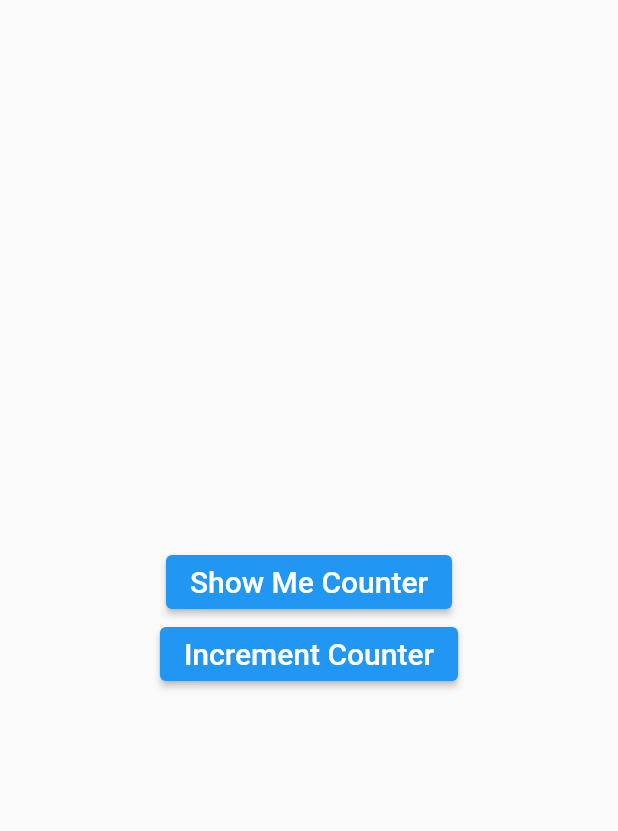
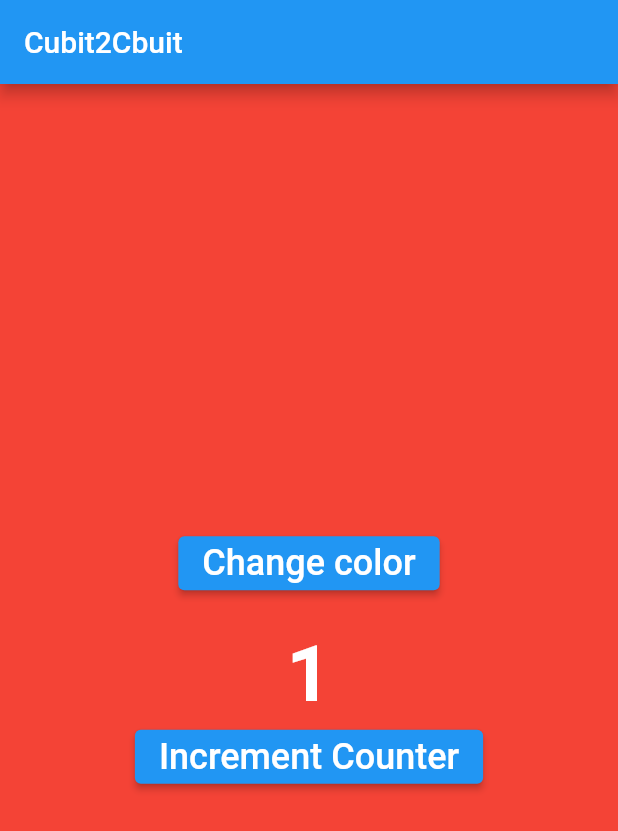
Before and after one commit to Akshaymain/bloc_patter_base, a Flutter app: the screen it shows after launch, after a tap on "Increment Counter", on a phone screen of 412 x 824 dp. Shown: the top 831 px of the screen. Run offline on Flutter 3.47's test engine with Material 2 defaults, Android fonts, the light colour scheme and no system bars; our stand-ins replace bloc, equatable, flutter_bloc.

Commit message:
Observing cubits/blocs

```diff
--- a/lib/blocs/counter/counter_bloc.dart
+++ b/lib/blocs/counter/counter_bloc.dart
@@ -8,46 +8,46 @@ import 'package:flutter/material.dart';
 part 'counter_event.dart';
 part 'counter_state.dart';
 
+// class CounterBloc extends Bloc<CounterEvent, CounterState> {
+//   CounterBloc() : super(CounterState.initial()) {
+//     on<ChangedCounterEvent>(
+//       (event, emit) {
+//         emit(state.copyWith(counter: state.counter + event.incrementSize));
+//       },
+//     );
+//   }
+// }
+///-- Bloc to bloc using stream subscription --///
 class CounterBloc extends Bloc<CounterEvent, CounterState> {
-  CounterBloc() : super(CounterState.initial()) {
+  int incrementSize = 1;
+  final ColorBloc colorBloc;
+  late final StreamSubscription colorSubscription;
+  CounterBloc({required this.colorBloc}) : super(CounterState.initial()) {
+    colorSubscription = colorBloc.stream.listen((ColorState colorState) {
+      if (colorState.color == Colors.red) {
+        incrementSize = 1;
+      } else if (colorState.color == Colors.green) {
+        incrementSize = 10;
+      } else if (colorState.color == Colors.blue) {
+        incrementSize = 100;
+      } else if (colorState.color == Colors.black) {
+        add(ChangedCounterEvent());
+        incrementSize = -100;
+      }
+    });
     on<ChangedCounterEvent>(
       (event, emit) {
-        emit(state.copyWith(counter: state.counter + event.incrementSize));
+        emit(state.copyWith(counter: state.counter + incrementSize));
       },
     );
   }
+
+  @override
+  Future<void> close() {
+    colorSubscription.cancel();
+    return super.close();
+  }
 }
-///-- Bloc to bloc using stream subscription --///
-// class CounterBloc extends Bloc<CounterEvent, CounterState> {
-//   int incrementSize = 1;
-//   final ColorBloc colorBloc;
-//   late final StreamSubscription colorSubscription;
-//   CounterBloc({required this.colorBloc}) : super(CounterState.initial()) {
-//     colorSubscription = colorBloc.stream.listen((ColorState colorState) {
-//       if (colorState.color == Colors.red) {
-//         incrementSize = 1;
-//       } else if (colorState.color == Colors.green) {
-//         incrementSize = 10;
-//       } else if (colorState.color == Colors.blue) {
-//         incrementSize = 100;
-//       } else if (colorState.color == Colors.black) {
-//         add(ChangedCounterEvent());
-//         incrementSize = -100;
-//       }
-//     });
-//     on<ChangedCounterEvent>(
-//       (event, emit) {
-//         emit(state.copyWith(counter: state.counter + incrementSize));
-//       },
-//     );
-//   }
-
-//   @override
-//   Future<void> close() {
-//     colorSubscription.cancel();
-//     return super.close();
-//   }
-// }
 //   CounterBloc() : super(CounterState.initial()) {
 //     on<IncrementEvent>((event, emit) {
 //       emit(CounterState(counter: state.counter + 1));
--- a/lib/main.dart
+++ b/lib/main.dart
@@ -1,113 +1,118 @@
+import 'package:bloc_pattern_base/blocs/color/color_bloc.dart';
+import 'package:bloc_pattern_base/blocs/counter/counter_bloc.dart';
+import 'package:bloc_pattern_base/blocs/observer/app_bloc_observer.dart';
 import 'package:bloc_pattern_base/cubits/counter/counter_cubit.dart';
 import 'package:bloc_pattern_base/show_me_counter.dart';
 import 'package:flutter/material.dart';
 import 'package:flutter_bloc/flutter_bloc.dart';
 
 void main() {
+  Bloc.observer = AppBlocObserver();
   runApp(const MyApp());
 }
 
-class MyApp extends StatefulWidget {
-  const MyApp({super.key});
+/// -- Bloc Access - Anonymous,Named and Generated routes --///
 
-  @override
-  State<MyApp> createState() => _MyAppState();
-}
+// class MyApp extends StatefulWidget {
+//   const MyApp({super.key});
 
-class _MyAppState extends State<MyApp> {
-  final CounterCubit counterCubit = CounterCubit();
+//   @override
+//   State<MyApp> createState() => _MyAppState();
+// }
+// class _MyAppState extends State<MyApp> {
+//   final CounterCubit counterCubit = CounterCubit();
 
-  @override
-  Widget build(BuildContext context) {
-    return MaterialApp(
-      title: 'Bloc Access',
-      debugShowCheckedModeBanner: false,
-      theme: ThemeData(primarySwatch: Colors.blue),
+//   @override
+//   Widget build(BuildContext context) {
+//     return MaterialApp(
+//       title: 'Bloc Access',
+//       debugShowCheckedModeBanner: false,
+//       theme: ThemeData(primarySwatch: Colors.blue),
 
-      ///-- Named Route Access --///
-      // routes: {
-      //   '/': (context) => BlocProvider.value(
-      //         value: counterCubit,
-      //         child: const MyHomePage(),
-      //       ),
-      //   '/counter': (context) => BlocProvider.value(
-      //         value: counterCubit,
-      //         child: const ShowMeCounter(),
-      //       )
-      // },
-      onGenerateRoute: (settings) {
-        switch (settings.name) {
-          case '/':
-            return MaterialPageRoute(
-                builder: ((context) => BlocProvider.value(
-                      value: counterCubit,
-                      child: const MyHomePage(),
-                    )));
-          case '/counter':
-            return MaterialPageRoute(
-                builder: ((context) => BlocProvider.value(
-                      value: counterCubit,
-                      child: const ShowMeCounter(),
-                    )));
-          default:
-            return null;
-        }
-      },
+//       ///-- Named Route Access --///
+//       // routes: {
+//       //   '/': (context) => BlocProvider.value(
+//       //         value: counterCubit,
+//       //         child: const MyHomePage(),
+//       //       ),
+//       //   '/counter': (context) => BlocProvider.value(
+//       //         value: counterCubit,
+//       //         child: const ShowMeCounter(),
+//       //       )
+//       // },
+//       onGenerateRoute: (settings) {
+//         switch (settings.name) {
+//           case '/':
+//             return MaterialPageRoute(
+//                 builder: ((context) => BlocProvider.value(
+//                       value: counterCubit,
+//                       child: const MyHomePage(),
+//                     )));
+//           case '/counter':
+//             return MaterialPageRoute(
+//                 builder: ((context) => BlocProvider.value(
+//                       value: counterCubit,
+//                       child: const ShowMeCounter(),
+//                     )));
+//           default:
+//             return null;
+//         }
+//       },
 
-      /// -- Anonymous routes -- ///
-      // home: BlocProvider<CounterCubit>(
-      //   create: (context) => CounterCubit(),
-      //   child: const MyHomePage(),
-      // ),
-    );
-  }
+//       /// -- Anonymous routes -- ///
+//       // home: BlocProvider<CounterCubit>(
+//       //   create: (context) => CounterCubit(),
+//       //   child: const MyHomePage(),
+//       // ),
+//     );
+//   }
 
-  @override
-  void dispose() {
-    counterCubit.close();
-    super.dispose();
-  }
-}
+//   @override
+//   void dispose() {
+//     counterCubit.close();
+//     super.dispose();
+//   }
+// }
 
-class MyHomePage extends StatelessWidget {
-  const MyHomePage({Key? key}) : super(key: key);
-  @override
-  Widget build(BuildContext context) {
-    return Scaffold(
-      body: Center(
-        child: Column(
-          mainAxisAlignment: MainAxisAlignment.center,
-          children: [
-            ElevatedButton(
-                onPressed: () {
-                  Navigator.pushNamed(context, '/counter');
+// class MyHomePage extends StatelessWidget {
+//   const MyHomePage({Key? key}) : super(key: key);
+//   @override
+//   Widget build(BuildContext context) {
+//     return Scaffold(
+//       body: Center(
+//         child: Column(
+//           mainAxisAlignment: MainAxisAlignment.center,
+//           children: [
+//             ElevatedButton(
+//                 onPressed: () {
+//                   Navigator.pushNamed(context, '/counter');
 
-                  /// -- Anonymous route -- ///
-                  // Navigator.push(context, MaterialPageRoute(builder: (_) {
-                  //   return BlocProvider.value(
-                  //     value: context.read<CounterCubit>(),
-                  //     child: const ShowMeCounter(),
-                  //   );
-                  // }));
-                },
-                child: const Text(
-                  'Show Me Counter',
-                  style: TextStyle(fontSize: 20.0),
-                )),
-            ElevatedButton(
-                onPressed: () {
-                  BlocProvider.of<CounterCubit>(context).incrementCounter();
-                },
-                child: const Text(
-                  'Increment Counter',
-                  style: TextStyle(fontSize: 20.0),
-                ))
-          ],
-        ),
-      ),
-    );
-  }
-}
+//                   /// -- Anonymous route -- ///
+//                   // Navigator.push(context, MaterialPageRoute(builder: (_) {
+//                   //   return BlocProvider.value(
+//                   //     value: context.read<CounterCubit>(),
+//                   //     child: const ShowMeCounter(),
+//                   //   );
+//                   // }));
+//                 },
+//                 child: const Text(
+//                   'Show Me Counter',
+//                   style: TextStyle(fontSize: 20.0),
+//                 )),
+//             ElevatedButton(
+//                 onPressed: () {
+//                   BlocProvider.of<CounterCubit>(context).incrementCounter();
+//                 },
+//                 child: const Text(
+//                   'Increment Counter',
+//                   style: TextStyle(fontSize: 20.0),
+//                 ))
+//           ],
+//         ),
+//       ),
+//     );
+//   }
+// }
 
 ///-- Bloc Access --///
 // class MyHomePage extends StatefulWidget {
@@ -157,32 +162,34 @@ class MyHomePage extends StatelessWidget {
 // }
 
 ///-- Bloc to bloc communication using stream subscription and bloc listener --///
-// class MyApp extends StatelessWidget {
-//   const MyApp({super.key});
+class MyApp extends StatelessWidget {
+  const MyApp({super.key});
 
-//   @override
-//   Widget build(BuildContext context) {
-//     return MultiBlocProvider(
-//       providers: [
-//         BlocProvider(create: (context) => ColorBloc()),
-//         BlocProvider(create: (context) => CounterBloc()),
-//       ],
-//       child: MaterialApp(
-//         title: 'Cubit to Cubit',
-//         debugShowCheckedModeBanner: false,
-//         theme: ThemeData(primarySwatch: Colors.blue),
-//         home: const MyHomePage(),
-//       ),
-//     );
-//   }
-// }
+  @override
+  Widget build(BuildContext context) {
+    return MultiBlocProvider(
+      providers: [
+        BlocProvider(create: (context) => ColorBloc()),
+        BlocProvider(
+            create: (context) =>
+                CounterBloc(colorBloc: context.read<ColorBloc>())),
+      ],
+      child: MaterialApp(
+        title: 'Cubit to Cubit',
+        debugShowCheckedModeBanner: false,
+        theme: ThemeData(primarySwatch: Colors.blue),
+        home: const MyHomePage(),
+      ),
+    );
+  }
+}
 
-// class MyHomePage extends StatefulWidget {
-//   const MyHomePage({Key? key}) : super(key: key);
+class MyHomePage extends StatefulWidget {
+  const MyHomePage({Key? key}) : super(key: key);
 
-//   @override
-//   State<MyHomePage> createState() => _MyHomePageState();
-// }
+  @override
+  State<MyHomePage> createState() => _MyHomePageState();
+}
 
 // class _MyHomePageState extends State<MyHomePage> {
 //   int incrementSize = 1;
@@ -246,51 +253,50 @@ class MyHomePage extends StatelessWidget {
 //   }
 // }
 
-
 /// -- Bloc to bloc using stream subscription --///
-// class _MyHomePageState extends State<MyHomePage> {
-//   int incrementSize = 1;
-//   @override
-//   Widget build(BuildContext context) {
-//     return Scaffold(
-//       backgroundColor: context.watch<ColorBloc>().state.color,
-//       appBar: AppBar(title: const Text('Cubit2Cbuit')),
-//       body: Center(
-//         child: Column(
-//           mainAxisAlignment: MainAxisAlignment.center,
-//           children: [
-//             ElevatedButton(
-//                 onPressed: () {
-//                   context.read<ColorBloc>().add(ChangedColorEvent());
-//                 },
-//                 child: const Text(
-//                   'Change color',
-//                   style: TextStyle(fontSize: 24.0),
-//                 )),
-//             const SizedBox(
-//               height: 20.0,
-//             ),
-//             Text(
-//               '${context.watch<CounterBloc>().state.counter}',
-//               style: const TextStyle(
-//                   fontSize: 52.0,
-//                   fontWeight: FontWeight.bold,
-//                   color: Colors.white),
-//             ),
-//             ElevatedButton(
-//                 onPressed: () {
-//                   context.read<CounterBloc>().add(ChangedCounterEvent());
-//                 },
-//                 child: const Text(
-//                   'Increment Counter',
-//                   style: TextStyle(fontSize: 24.0),
-//                 ))
-//           ],
-//         ),
-//       ),
-//     );
-//   }
-// }
+class _MyHomePageState extends State<MyHomePage> {
+  int incrementSize = 1;
+  @override
+  Widget build(BuildContext context) {
+    return Scaffold(
+      backgroundColor: context.watch<ColorBloc>().state.color,
+      appBar: AppBar(title: const Text('Cubit2Cbuit')),
+      body: Center(
+        child: Column(
+          mainAxisAlignment: MainAxisAlignment.center,
+          children: [
+            ElevatedButton(
+                onPressed: () {
+                  context.read<ColorBloc>().add(ChangedColorEvent());
+                },
+                child: const Text(
+                  'Change color',
+                  style: TextStyle(fontSize: 24.0),
+                )),
+            const SizedBox(
+              height: 20.0,
+            ),
+            Text(
+              '${context.watch<CounterBloc>().state.counter}',
+              style: const TextStyle(
+                  fontSize: 52.0,
+                  fontWeight: FontWeight.bold,
+                  color: Colors.white),
+            ),
+            ElevatedButton(
+                onPressed: () {
+                  context.read<CounterBloc>().add(ChangedCounterEvent());
+                },
+                child: const Text(
+                  'Increment Counter',
+                  style: TextStyle(fontSize: 24.0),
+                ))
+          ],
+        ),
+      ),
+    );
+  }
+}
 
 ///--Cubit to Cubit--//
 // class _MyHomePageState extends State<MyHomePage> {
```
Also changed, not shown: lib/blocs/counter/counter_event.dart (+8 -6 lines), lib/blocs/observer/app_bloc_observer.dart (added, +27 -0 lines).
